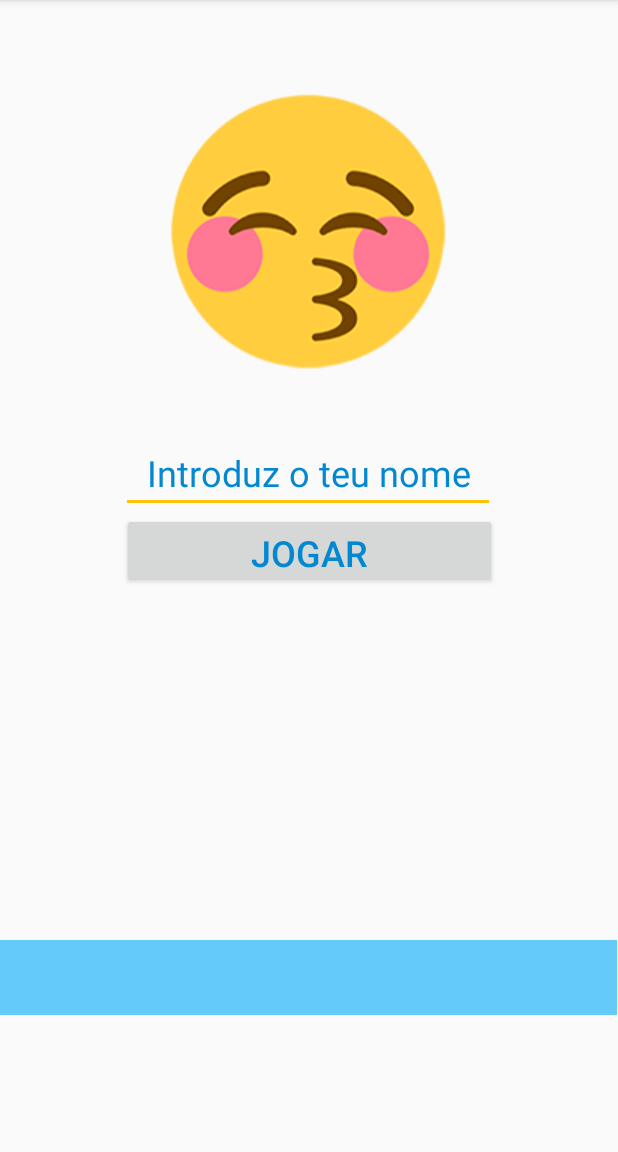
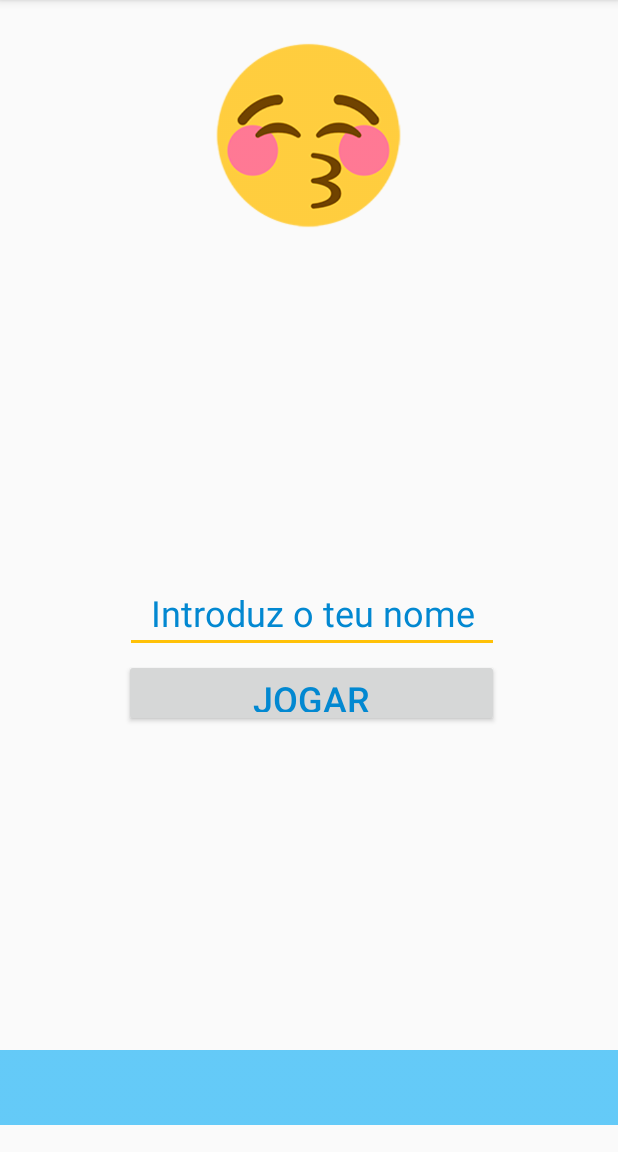
Before and after one commit to lpimentel/ContasKid, an Android app: the screen it shows after launch (MainActivity), on a phone screen of 412 x 824 dp, the part 84-1236 px from its top. Run offline under Robolectric (Android 15) with nearby library versions, the phone set to English and light mode, and no system bars.

Commit message:
- Aletera o layout da atividade principal com responsive layout

```diff
--- a/app/src/main/res/layout/activity_main.xml
+++ b/app/src/main/res/layout/activity_main.xml
@@ -10,28 +10,33 @@
 
     <ImageView
         android:id="@+id/imageView_Personagem"
-        android:layout_width="200dp"
-        android:layout_height="200dp"
+        android:layout_width="137dp"
+        android:layout_height="128dp"
         android:layout_marginStart="8dp"
         android:layout_marginLeft="8dp"
-        android:layout_marginTop="56dp"
+        android:layout_marginTop="4dp"
         android:layout_marginEnd="8dp"
         android:layout_marginRight="8dp"
+        android:layout_marginBottom="8dp"
         android:contentDescription="@string/app_name"
+        app:layout_constraintBottom_toBottomOf="parent"
         app:layout_constraintEnd_toEndOf="parent"
+        app:layout_constraintHorizontal_bias="0.501"
         app:layout_constraintStart_toStartOf="parent"
         app:layout_constraintTop_toTopOf="parent"
+        app:layout_constraintVertical_bias="0.037"
         app:srcCompat="@drawable/ini3" />
 
     <EditText
         android:id="@+id/txt_nome"
         android:layout_width="249dp"
-        android:layout_height="50dp"
+        android:layout_height="45dp"
         android:layout_marginStart="8dp"
         android:layout_marginLeft="8dp"
-        android:layout_marginTop="36dp"
+        android:layout_marginTop="8dp"
         android:layout_marginEnd="8dp"
         android:layout_marginRight="8dp"
+        android:layout_marginBottom="8dp"
         android:ems="10"
         android:gravity="center"
         android:hint="@string/et_nome"
@@ -41,15 +46,17 @@
         android:textColor="@color/colorPrimaryDark"
         android:textColorHint="@color/colorPrimaryDark"
         android:textSize="24sp"
+        app:layout_constraintBottom_toBottomOf="parent"
         app:layout_constraintEnd_toEndOf="parent"
-        app:layout_constraintHorizontal_bias="0.494"
+        app:layout_constraintHorizontal_bias="0.512"
         app:layout_constraintStart_toStartOf="parent"
-        app:layout_constraintTop_toBottomOf="@+id/imageView_Personagem"
+        app:layout_constraintTop_toTopOf="parent"
+        app:layout_constraintVertical_bias="0.541"
         tools:ignore="UnusedAttribute" />
 
     <TextView
         android:id="@+id/textView_BestScore"
-        android:layout_width="411dp"
+        android:layout_width="0dp"
         android:layout_height="50dp"
         android:layout_marginTop="8dp"
         android:layout_marginBottom="8dp"
@@ -61,26 +68,24 @@
         android:textSize="20sp"
         app:layout_constraintBottom_toBottomOf="parent"
         app:layout_constraintEnd_toEndOf="parent"
-        app:layout_constraintHorizontal_bias="0.49"
+        app:layout_constraintHorizontal_bias="0.0"
         app:layout_constraintStart_toStartOf="parent"
-        app:layout_constraintTop_toBottomOf="@+id/bt_jogar"
-        app:layout_constraintVertical_bias="0.732" />
+        app:layout_constraintTop_toTopOf="parent"
+        app:layout_constraintVertical_bias="0.986" />
 
     <Button
         android:id="@+id/bt_jogar"
         android:layout_width="250dp"
-        android:layout_height="50dp"
-        android:layout_marginStart="8dp"
-        android:layout_marginLeft="8dp"
-        android:layout_marginEnd="8dp"
-        android:layout_marginRight="8dp"
+        android:layout_height="45dp"
+        android:layout_marginTop="4dp"
         android:onClick="Jogar"
         android:text="@string/bt_jogar"
         android:textColor="@color/colorPrimaryDark"
         android:textColorHint="@color/colorPrimaryDark"
         android:textSize="24sp"
-        app:layout_constraintEnd_toEndOf="parent"
-        app:layout_constraintStart_toStartOf="parent"
+        app:layout_constraintEnd_toEndOf="@+id/txt_nome"
+        app:layout_constraintHorizontal_bias="1.0"
+        app:layout_constraintStart_toStartOf="@+id/txt_nome"
         app:layout_constraintTop_toBottomOf="@+id/txt_nome"
         tools:text="@string/bt_jogar" />
 
```
